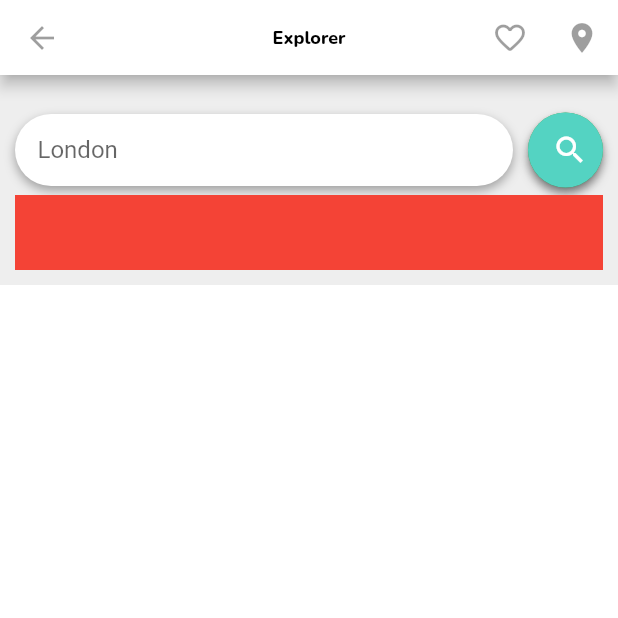
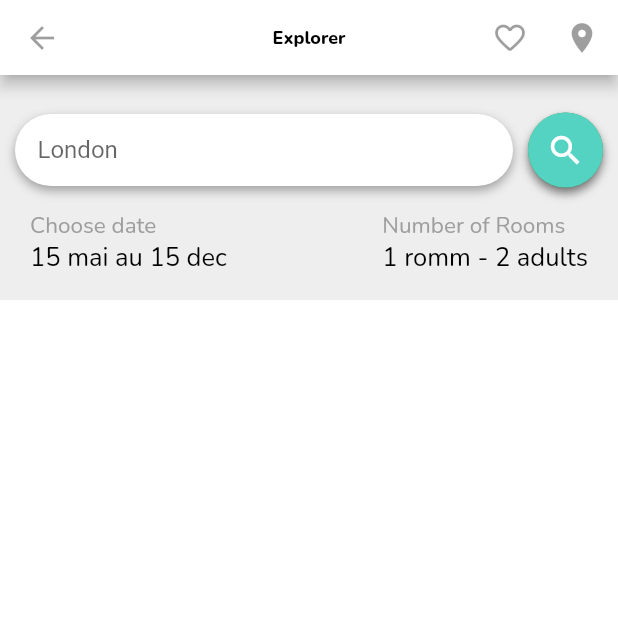
Before and after one commit to victoireMyinda/booking-design-flutter, a Flutter app: the screen it shows after launch, on a phone screen of 412 x 824 dp, the top half of it. Run offline on Flutter 3.47's test engine with Material 2 defaults, Android fonts, the phone set to English and light mode, and no system bars; our stand-ins replace google_fonts.

Commit message:
main: add_date_reserve_in_search_widget

```diff
--- a/lib/pages/home/widgets/search.dart
+++ b/lib/pages/home/widgets/search.dart
@@ -1,4 +1,5 @@
 import 'package:flutter/material.dart';
+import 'package:google_fonts/google_fonts.dart';
 import 'package:hotels/pages/home/home.dart';
 
 class Seacrh extends StatelessWidget {
@@ -7,7 +8,7 @@ class Seacrh extends StatelessWidget {
   @override
   Widget build(BuildContext context) {
     return Container(
-      height: 140,
+      height: 150,
       color: Colors.grey[200],
       padding: const EdgeInsets.fromLTRB(10, 25, 10, 10),
       child: Column(children: [
@@ -52,17 +53,46 @@ class Seacrh extends StatelessWidget {
                   borderRadius: BorderRadius.all(Radius.circular(25))),
               child: ElevatedButton(
                 onPressed: () {},
-                child: Icon(Icons.search),
+                child: Icon(Icons.search, size: 26),
                 style: ElevatedButton.styleFrom(
-                    shape: const CircleBorder(), backgroundColor: dgreen),
+                    shape: const CircleBorder(),
+                    padding: const EdgeInsets.all(10),
+                    backgroundColor: dgreen),
               ),
             ),
           ],
         ),
         const SizedBox(height: 5),
-        Container(
-          height: 50,
-          color: Colors.red,
+        Row(
+          mainAxisAlignment: MainAxisAlignment.spaceBetween,
+          children: [
+            Container(
+              margin: const EdgeInsets.all(10),
+              child: Column(
+                  crossAxisAlignment: CrossAxisAlignment.start,
+                  children: [
+                    Text("Choose date",
+                        style: GoogleFonts.nunito(
+                            color: Colors.grey, fontSize: 15)),
+                    Text("15 mai au 15 dec",
+                        style: GoogleFonts.nunito(
+                            color: Colors.black, fontSize: 17))
+                  ]),
+            ),
+            Container(
+              margin: const EdgeInsets.all(10),
+              child: Column(
+                  crossAxisAlignment: CrossAxisAlignment.start,
+                  children: [
+                    Text("Number of Rooms",
+                        style: GoogleFonts.nunito(
+                            color: Colors.grey, fontSize: 15)),
+                    Text("1 romm - 2 adults",
+                        style: GoogleFonts.nunito(
+                            color: Colors.black, fontSize: 17))
+                  ]),
+            ),
+          ],
         ),
       ]),
     );
```
